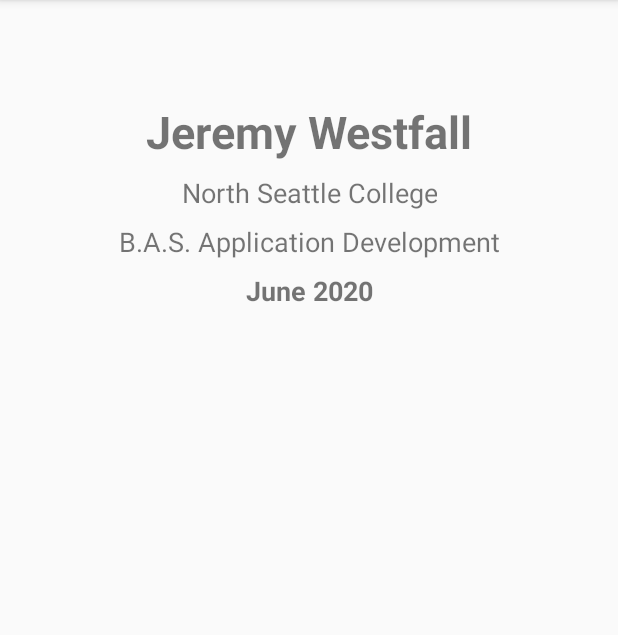
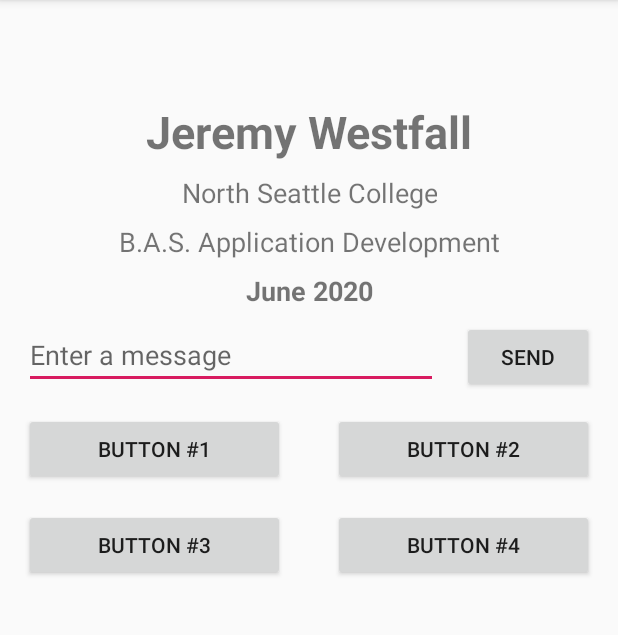
Before and after one commit to jerwest/AD340-Project, an Android app: the screen it shows after launch (MainActivity), on a phone screen of 412 x 824 dp, the part 84-719 px from its top. Run offline under Robolectric (Android 15) with nearby library versions, the phone set to English and light mode, and no system bars.

Commit message:
these are the completed HW #2 files

```diff
--- a/app/src/main/java/com/westfall/ad340_project/MainActivity.java
+++ b/app/src/main/java/com/westfall/ad340_project/MainActivity.java
@@ -2,6 +2,9 @@ package com.westfall.ad340_project;
 
 import android.support.v7.app.AppCompatActivity;
 import android.os.Bundle;
+import android.view.View;
+import android.widget.Button;
+import android.widget.Toast;
 
 public class MainActivity extends AppCompatActivity {
 
@@ -9,5 +12,37 @@ public class MainActivity extends AppCompatActivity {
     protected void onCreate(Bundle savedInstanceState) {
         super.onCreate(savedInstanceState);
         setContentView(R.layout.activity_main);
+
+        Button btn1 = (Button)findViewById(R.id.button14);
+        btn1.setOnClickListener(new View.OnClickListener() {
+            @Override
+            public void onClick(View v) {
+                Toast.makeText(MainActivity.this, "Button #1", Toast.LENGTH_SHORT).show();
+            }
+        });
+
+        Button btn2 = (Button)findViewById(R.id.button15);
+        btn2.setOnClickListener(new View.OnClickListener() {
+            @Override
+            public void onClick(View v) {
+                Toast.makeText(MainActivity.this, "Button #2", Toast.LENGTH_SHORT).show();
+            }
+        });
+
+        Button btn3 = (Button)findViewById(R.id.button16);
+        btn3.setOnClickListener(new View.OnClickListener() {
+            @Override
+            public void onClick(View v) {
+                Toast.makeText(MainActivity.this, "Button #3", Toast.LENGTH_SHORT).show();
+            }
+        });
+
+        Button btn4 = (Button)findViewById(R.id.button17);
+        btn4.setOnClickListener(new View.OnClickListener() {
+            @Override
+            public void onClick(View v) {
+                Toast.makeText(MainActivity.this, "Button #4", Toast.LENGTH_SHORT).show();
+            }
+        });
     }
 }
--- a/app/src/main/res/layout/activity_main.xml
+++ b/app/src/main/res/layout/activity_main.xml
@@ -67,4 +67,78 @@
         app:layout_constraintStart_toStartOf="parent"
         app:layout_constraintTop_toBottomOf="@+id/textView2" />
 
+    <EditText
+        android:id="@+id/editText"
+        android:layout_width="0dp"
+        android:layout_height="wrap_content"
+        android:layout_marginStart="16dp"
+        android:layout_marginTop="8dp"
+        android:ems="10"
+        android:hint="@string/edit_message"
+        android:importantForAutofill="no"
+        android:inputType="none"
+        app:layout_constraintEnd_toStartOf="@+id/button"
+        app:layout_constraintHorizontal_bias="0.5"
+        app:layout_constraintStart_toStartOf="parent"
+        app:layout_constraintTop_toBottomOf="@+id/textView3"
+        tools:targetApi="o" />
+
+    <Button
+        android:id="@+id/button"
+        android:layout_width="wrap_content"
+        android:layout_height="wrap_content"
+        android:layout_marginStart="16dp"
+        android:layout_marginEnd="16dp"
+        android:text="@string/button_send"
+        app:layout_constraintBaseline_toBaselineOf="@+id/editText"
+        app:layout_constraintEnd_toEndOf="parent"
+        app:layout_constraintHorizontal_bias="0.5"
+        app:layout_constraintStart_toEndOf="@+id/editText" />
+
+    <Button
+        android:id="@+id/button14"
+        android:layout_width="0dp"
+        android:layout_height="wrap_content"
+        android:layout_marginStart="16dp"
+        android:layout_marginTop="16dp"
+        android:layout_marginEnd="16dp"
+        android:text="@string/button_1"
+        app:layout_constraintEnd_toStartOf="@+id/button15"
+        app:layout_constraintStart_toStartOf="parent"
+        app:layout_constraintTop_toBottomOf="@+id/editText" />
+
+    <Button
+        android:id="@+id/button15"
+        android:layout_width="0dp"
+        android:layout_height="wrap_content"
+        android:layout_marginStart="16dp"
+        android:layout_marginEnd="16dp"
+        android:text="@string/button_2"
+        app:layout_constraintBaseline_toBaselineOf="@+id/button14"
+        app:layout_constraintEnd_toEndOf="parent"
+        app:layout_constraintStart_toEndOf="@+id/button14" />
+
+    <Button
+        android:id="@+id/button16"
+        android:layout_width="0dp"
+        android:layout_height="wrap_content"
+        android:layout_marginStart="16dp"
+        android:layout_marginTop="16dp"
+        android:layout_marginEnd="16dp"
+        android:text="@string/button_3"
+        app:layout_constraintEnd_toStartOf="@+id/button17"
+        app:layout_constraintStart_toStartOf="parent"
+        app:layout_constraintTop_toBottomOf="@+id/button14" />
+
+    <Button
+        android:id="@+id/button17"
+        android:layout_width="0dp"
+        android:layout_height="wrap_content"
+        android:layout_marginStart="16dp"
+        android:layout_marginEnd="16dp"
+        android:text="@string/button_4"
+        app:layout_constraintBaseline_toBaselineOf="@+id/button16"
+        app:layout_constraintEnd_toEndOf="parent"
+        app:layout_constraintStart_toEndOf="@+id/button16" />
+
 </android.support.constraint.ConstraintLayout>
--- a/app/src/main/res/values/strings.xml
+++ b/app/src/main/res/values/strings.xml
@@ -4,4 +4,10 @@
     <string name="b_a_s_application_development">B.A.S. Application Development</string>
     <string name="june_2020">June 2020</string>
     <string name="north_seattle_college">North Seattle College</string>
+    <string name="edit_message">Enter a message</string>
+    <string name="button_send">Send</string>
+    <string name="button_1">Button #1</string>
+    <string name="button_2">Button #2</string>
+    <string name="button_3">Button #3</string>
+    <string name="button_4">Button #4</string>
 </resources>
```
